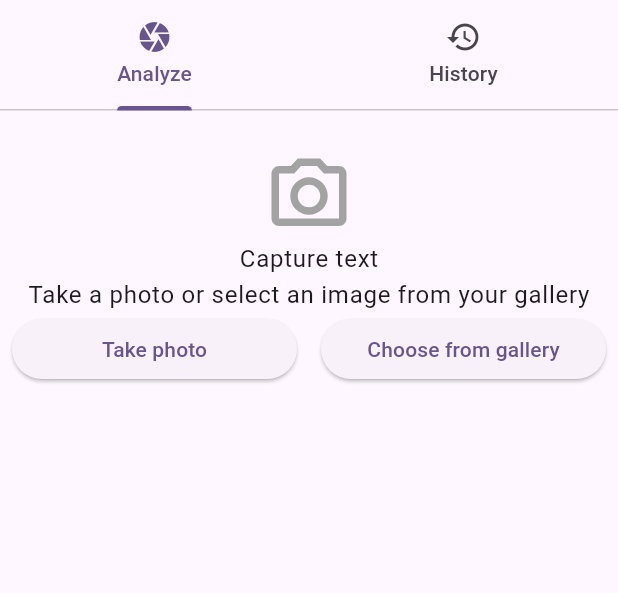
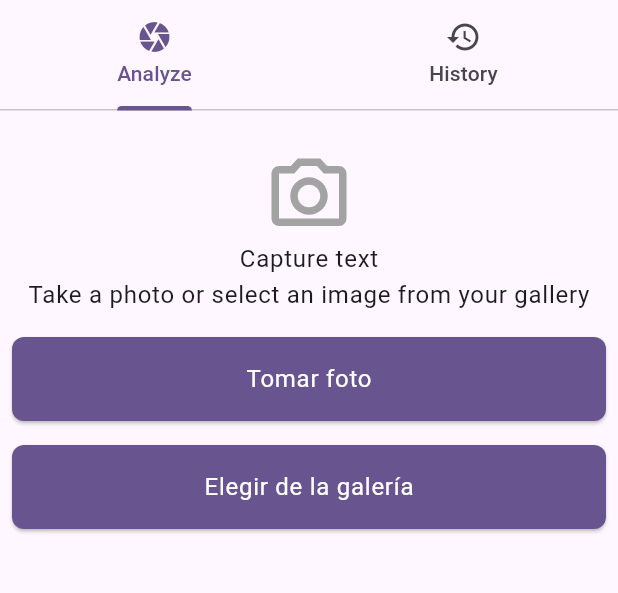
Before and after one commit to MiguelHG2351/vision_parse, a Flutter app: the screen it shows after launch, on a phone screen of 412 x 824 dp, the part 101-694 px from its top. Run offline on Flutter 3.47's test engine with Material 3 defaults, Android fonts, the phone set to English and light mode, and no system bars; our stand-ins replace flutter_svg, image_cropper, image_picker; missing offline and left inert: google_mlkit_text_recognition.

Commit message:
added new layout and camera integration

```diff
--- a/lib/widgets/analyze_tab.dart
+++ b/lib/widgets/analyze_tab.dart
@@ -1,10 +1,12 @@
 import 'package:flutter/material.dart';
 import 'package:flutter_svg/svg.dart';
+import 'package:google_mlkit_text_recognition/google_mlkit_text_recognition.dart';
+import 'package:image_picker/image_picker.dart';
 import '../utils/image_picker_helper.dart';
 import 'dart:io';
 
 class AnalyzeTab extends StatefulWidget {
-  const AnalyzeTab({Key? key}) : super(key: key);
+  const AnalyzeTab({super.key});
 
   @override
   State<AnalyzeTab> createState() => _AnalyzeTabState();
@@ -12,6 +14,7 @@ class AnalyzeTab extends StatefulWidget {
 
 class _AnalyzeTabState extends State<AnalyzeTab> {
   File? _selectedImage;
+  String? _extractedText;
 
   Future<void> _pickImageFromGallery() async {
     final image = await ImagePickerHelper.pickImageFromGallery();
@@ -19,13 +22,30 @@ class _AnalyzeTabState extends State<AnalyzeTab> {
       setState(() {
         _selectedImage = image;
       });
-      // TODO: Implement image processing logic here
+      _processImage();
     }
   }
 
   Future<void> _takePhoto() async {
-    // TODO: Implement camera functionality
-    // This will be similar to gallery but using ImageSource.camera
+    final pickedFile = await ImagePickerHelper.takePhoto();
+
+    if (pickedFile != null) {
+      setState(() {
+        _selectedImage = pickedFile;
+      });
+      _processImage();
+    }
+  }
+
+  Future<void> _processImage() async {
+    final inputImage = InputImage.fromFilePath(_selectedImage!.path);
+    final textRecognizer = TextRecognizer();
+    final RecognizedText recognizedText = await textRecognizer.processImage(inputImage);
+
+    String extractedText = recognizedText.text;
+    setState(() {
+      _extractedText = extractedText;
+    });
   }
 
   @override
@@ -41,17 +61,20 @@ class _AnalyzeTabState extends State<AnalyzeTab> {
           sliver: SliverToBoxAdapter(
             child: Column(
               children: [
+                if (_selectedImage != null)
+                  Image.file(
+                    _selectedImage!,
+                    height: 350,
+                    width: double.infinity,
+                    fit: BoxFit.cover,
+                  )
+                else
+                  Column(
+                    children: [
                       SvgPicture.asset(
                         'assets/icons/camera_icon.svg',
                         width: 60,
                         height: 60,
-                ),
-                if (_selectedImage != null)
-                  Image.file(
-                    _selectedImage!,
-                    height: 200,
-                    width: double.infinity,
-                    fit: BoxFit.cover,
                       ),
                       Text(
                         'Capture text',
@@ -61,22 +84,50 @@ class _AnalyzeTabState extends State<AnalyzeTab> {
                         'Take a photo or select an image from your gallery',
                         style: Theme.of(context).textTheme.bodyLarge,
                       ),
-                Row(
+                    ],
+                  ),
+                SizedBox(height: 16),
+                if (_selectedImage == null)
+                  Column(
                     children: [
-                    Expanded(
+                      SizedBox(
+                        width: double.infinity,
                         child: ElevatedButton(
-                        onPressed: _takePhoto,
-                        child: Text('Take photo'),
+                          style: ElevatedButton.styleFrom(
+                            padding: const EdgeInsets.all(16.0),
+                            backgroundColor: Theme.of(context).colorScheme.primary,
+                            shape: RoundedRectangleBorder(
+                              borderRadius: BorderRadius.circular(8.0),
                             ),
                           ),
-                    SizedBox(width: 16),
-                    Expanded(
-                      child: ElevatedButton(
-                        onPressed: _pickImageFromGallery,
-                        child: Text('Choose from gallery'),
+                          onPressed: _takePhoto,
+                          child: Text('Tomar foto', style: Theme.of(context).textTheme.bodyLarge?.copyWith(color: Colors.white)),
                         ),
                       ),
+                      SizedBox(height: 16),
+                      SizedBox(
+                        width: double.infinity,
+                        child: ElevatedButton(
+                          style: ElevatedButton.styleFrom(
+                            padding: const EdgeInsets.all(16.0),
+                            backgroundColor: Theme.of(context).colorScheme.primary,
+                            shape: RoundedRectangleBorder(
+                              borderRadius: BorderRadius.circular(8.0),
+                            ),
+                          ),
+                          onPressed: _pickImageFromGallery,
+                          child: Text('Elegir de la galería', style: Theme.of(context).textTheme.bodyLarge?.copyWith(color: Colors.white)),
+                        ),
+                      )
                     ],
+                  ),
+                if (_extractedText != null && _extractedText!.isNotEmpty)
+                  Padding(
+                    padding: const EdgeInsets.only(top: 16.0),
+                    child: Text(
+                      'Extracted Text: $_extractedText',
+                      style: Theme.of(context).textTheme.bodyMedium,
+                    ),
                   ),
               ],
             ),
```
Also changed, not shown: lib/utils/image_picker_helper.dart (+11 -0 lines), pubspec.yaml (+4 -7 lines), pubspec.lock, 2 other files. Lines whose indentation alone changed are shown as unchanged.
